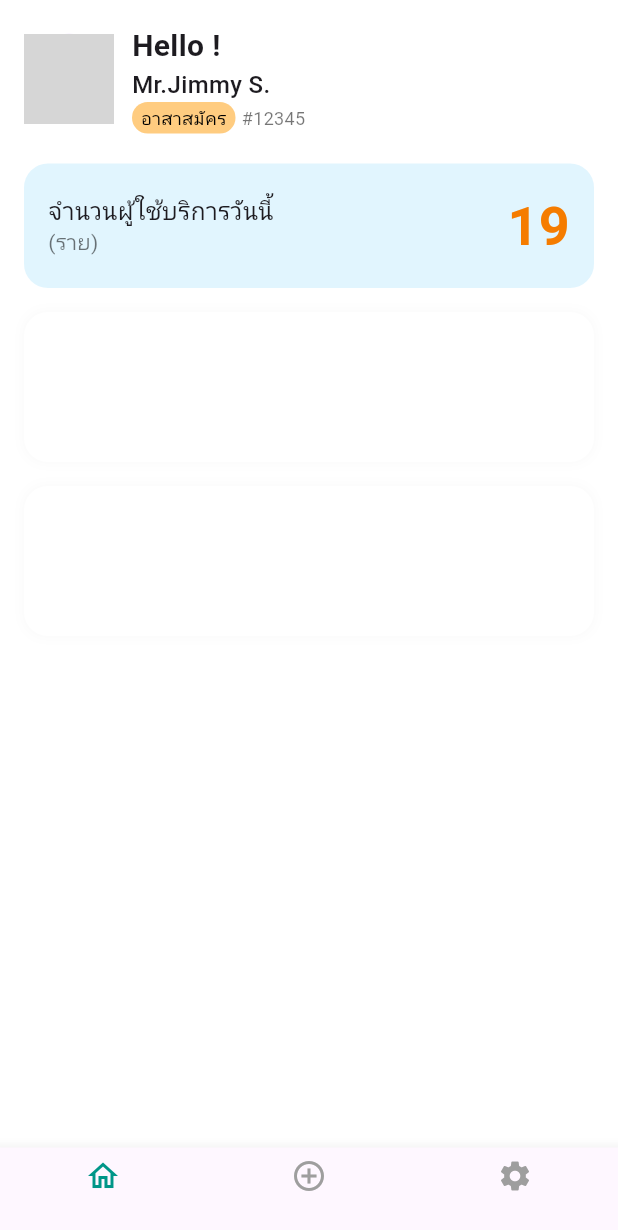
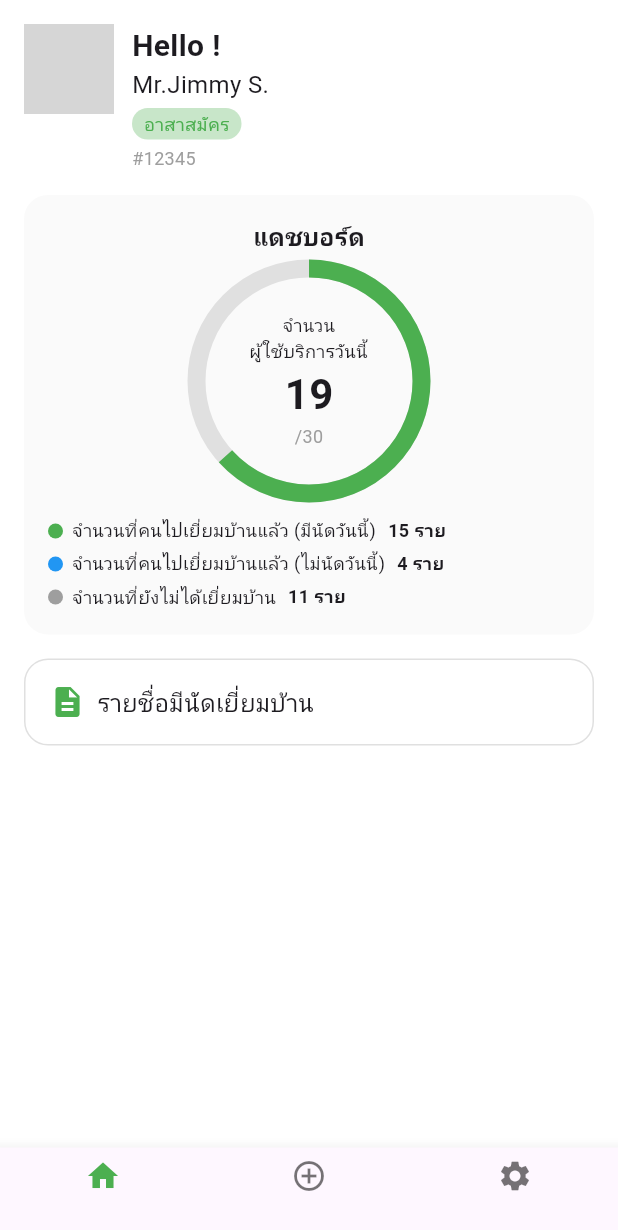
Before and after one commit to KookKookKool/smarttelemed-v4, a Flutter app: the DashboardScreen screen opened by its route, on a phone screen of 412 x 824 dp. Shown: the top 1230 px of the screen. Run offline on Flutter 3.47's test engine with Material 3 defaults, Android fonts, the phone set to English and light mode, and no system bars; grey boxes are pictures that could not be loaded.

Commit message:
feat: update flie device_screen create new flie idcard_insertscreen, idcard_loader, dashboard_screen

```diff
--- a/lib/core/idcard/idcard_insertscreen.dart
+++ b/lib/core/idcard/idcard_insertscreen.dart
@@ -63,7 +63,7 @@ class IdCardInsertScreen extends StatelessWidget {
 
             // บัตรประชาชน (หมุน 90 องศา)
             Transform.rotate(
-              angle: -90 * 3.1415926535 / 180, // หมุนเป็นเรเดียน
+              angle: 0 * 3.1415926535 / 180, // หมุนเป็นเรเดียน
               child: Image.asset(
                 'assets/card.png', // เพิ่มภาพบัตรใน assets
                 height: 150,
--- a/lib/core/idcard/idcard_loader.dart
+++ b/lib/core/idcard/idcard_loader.dart
@@ -80,7 +80,7 @@ class _IdCardLoaderState extends State<IdCardLoader> {
 
             // บัตรประชาชน (หมุน 90 องศา)
             Transform.rotate(
-              angle: -90 * 3.1415926535 / 180, // หมุนเป็นเรเดียน
+              angle: 0 * 3.1415926535 / 180, // หมุนเป็นเรเดียน
               child: Image.asset(
                 'assets/card.png', // เพิ่มภาพบัตรใน assets
                 height: 150,
--- a/lib/core/vhv/dashboard_screen.dart
+++ b/lib/core/vhv/dashboard_screen.dart
@@ -7,161 +7,210 @@ class DashboardScreen extends StatelessWidget {
   Widget build(BuildContext context) {
     return Scaffold(
       backgroundColor: Colors.white,
-      bottomNavigationBar: BottomNavigationBar(
-        currentIndex: 0,
-        onTap: (index) {},
-        items: const [
-          BottomNavigationBarItem(
-            icon: Icon(Icons.home_outlined, color: Colors.teal),
-            label: '',
-          ),
-          BottomNavigationBarItem(
-            icon: Icon(Icons.add_circle_outline, color: Colors.grey),
-            label: '',
-          ),
-          BottomNavigationBarItem(
-            icon: Icon(Icons.settings, color: Colors.grey),
-            label: '',
-          ),
-        ],
-      ),
       body: SafeArea(
-        child: Padding(
-          padding: const EdgeInsets.symmetric(horizontal: 16, vertical: 16),
         child: Column(
+          children: [
+            // ส่วนหัวโปรไฟล์
+            Padding(
+              padding: const EdgeInsets.all(16.0),
+              child: Row(
                 crossAxisAlignment: CrossAxisAlignment.start,
                 children: [
-              // โปรไฟล์และข้อมูลผู้ใช้
-              Row(
-                crossAxisAlignment: CrossAxisAlignment.center,
-                children: [
                   // รูปโปรไฟล์
-                  const CircleAvatar(
+                  CircleAvatar(
                     radius: 30,
-                    backgroundImage: AssetImage('assets/profile.jpg'), // ใส่รูปโปรไฟล์ใน assets
+                    backgroundImage: AssetImage('assets/profile.jpg'),
                   ),
                   const SizedBox(width: 12),
-
-                  // ข้อมูลผู้ใช้
+                  // ข้อความ
                   Column(
                     crossAxisAlignment: CrossAxisAlignment.start,
                     children: [
                       const Text(
-                        'Hello !',
-                        style: TextStyle(
-                          fontSize: 20,
-                          fontWeight: FontWeight.bold,
+                        "Hello !",
+                        style: TextStyle(fontSize: 20, fontWeight: FontWeight.bold),
+                      ),
+                      const Text(
+                        "Mr.Jimmy S.",
+                        style: TextStyle(fontSize: 16),
+                      ),
+                      Container(
+                        margin: const EdgeInsets.symmetric(vertical: 4),
+                        padding: const EdgeInsets.symmetric(horizontal: 8, vertical: 2),
+                        decoration: BoxDecoration(
+                          color: Colors.green.shade100,
+                          borderRadius: BorderRadius.circular(12),
+                        ),
+                        child: const Text(
+                          "อาสาสมัคร",
+                          style: TextStyle(fontSize: 12, color: Colors.green),
                         ),
                       ),
                       const Text(
-                        'Mr.Jimmy S.',
-                        style: TextStyle(
-                          fontSize: 16,
-                          fontWeight: FontWeight.w500,
-                        ),
-                      ),
-                      Row(
-                        children: [
-                          Container(
-                            padding: const EdgeInsets.symmetric(horizontal: 6, vertical: 2),
-                            decoration: BoxDecoration(
-                              color: Colors.orange[200],
-                              borderRadius: BorderRadius.circular(12),
-                            ),
-                            child: const Text(
-                              'อาสาสมัคร',
-                              style: TextStyle(
-                                fontSize: 12,
-                                color: Colors.black,
-                              ),
-                            ),
-                          ),
-                          const SizedBox(width: 4),
-                          const Text(
-                            '#12345',
-                            style: TextStyle(
-                              fontSize: 12,
-                              color: Colors.black54,
-                            ),
+                        "#12345",
+                        style: TextStyle(fontSize: 12, color: Colors.grey),
                       ),
                     ],
                   ),
                 ],
               ),
-                ],
             ),
-              const SizedBox(height: 20),
 
-              // การ์ดจำนวนผู้ใช้บริการ
+            // การ์ดแดชบอร์ด
             Container(
+              margin: const EdgeInsets.symmetric(horizontal: 16),
               padding: const EdgeInsets.all(16),
               decoration: BoxDecoration(
-                  color: Colors.lightBlue[50],
+                color: Colors.grey.shade50,
                 borderRadius: BorderRadius.circular(16),
               ),
-                child: Row(
-                  mainAxisAlignment: MainAxisAlignment.spaceBetween,
+              child: Column(
                 children: [
-                    const Column(
-                      crossAxisAlignment: CrossAxisAlignment.start,
+                  const Text(
+                    "แดชบอร์ด",
+                    style: TextStyle(fontSize: 16, fontWeight: FontWeight.bold),
+                  ),
+                  const SizedBox(height: 10),
+                  // วงกลมสถิติ
+                  SizedBox(
+                    height: 150,
+                    width: 150,
+                    child: Stack(
+                      fit: StackFit.expand,
                       children: [
+                        CircularProgressIndicator(
+                          value: 19 / 30,
+                          strokeWidth: 12,
+                          backgroundColor: Colors.grey.shade300,
+                          valueColor: AlwaysStoppedAnimation(Colors.green),
+                        ),
+                        Center(
+                          child: Column(
+                            mainAxisAlignment: MainAxisAlignment.center,
+                            children: const [
                               Text(
-                          'จำนวนผู้ใช้บริการวันนี้',
-                          style: TextStyle(fontSize: 16, fontWeight: FontWeight.w500),
+                                "จำนวน\nผู้ใช้บริการวันนี้",
+                                textAlign: TextAlign.center,
+                                style: TextStyle(fontSize: 12),
                               ),
                               Text(
-                          '(ราย)',
-                          style: TextStyle(fontSize: 14, color: Colors.black54),
+                                "19",
+                                style: TextStyle(fontSize: 28, fontWeight: FontWeight.bold),
+                              ),
+                              Text(
+                                "/30",
+                                style: TextStyle(fontSize: 12, color: Colors.grey),
                               ),
                             ],
                           ),
-                    Text(
-                      '19',
-                      style: TextStyle(
-                        fontSize: 36,
-                        fontWeight: FontWeight.bold,
-                        color: Colors.orange[700],
-                      ),
-                    ),
+                        )
                       ],
                     ),
                   ),
                   const SizedBox(height: 16),
 
-              // การ์ดว่าง 2 ช่อง
-              Container(
-                height: 100,
-                decoration: BoxDecoration(
-                  color: Colors.white,
-                  borderRadius: BorderRadius.circular(16),
-                  boxShadow: [
-                    BoxShadow(
-                      color: Colors.grey.withOpacity(0.05),
-                      spreadRadius: 1,
-                      blurRadius: 5,
+                  // รายละเอียดตัวเลข
+                  Row(
+                    mainAxisAlignment: MainAxisAlignment.spaceBetween,
+                    children: const [
+                      _LegendItem(color: Colors.green, text: "จำนวนที่คนไปเยี่ยมบ้านแล้ว (มีนัดวันนี้)", value: "15 ราย"),
+                    ],
+                  ),
+                  const SizedBox(height: 4),
+                  Row(
+                    mainAxisAlignment: MainAxisAlignment.spaceBetween,
+                    children: const [
+                      _LegendItem(color: Colors.blue, text: "จำนวนที่คนไปเยี่ยมบ้านแล้ว (ไม่นัดวันนี้)", value: "4 ราย"),
+                    ],
+                  ),
+                  const SizedBox(height: 4),
+                  Row(
+                    mainAxisAlignment: MainAxisAlignment.spaceBetween,
+                    children: const [
+                      _LegendItem(color: Colors.grey, text: "จำนวนที่ยังไม่ได้เยี่ยมบ้าน", value: "11 ราย"),
+                    ],
                   ),
                 ],
               ),
             ),
+
             const SizedBox(height: 16),
+
+            // ปุ่ม รายชื่อ
             Container(
-                height: 100,
+              margin: const EdgeInsets.symmetric(horizontal: 16),
+              padding: const EdgeInsets.all(16),
               decoration: BoxDecoration(
-                  color: Colors.white,
                 borderRadius: BorderRadius.circular(16),
-                  boxShadow: [
-                    BoxShadow(
-                      color: Colors.grey.withOpacity(0.05),
-                      spreadRadius: 1,
-                      blurRadius: 5,
+                border: Border.all(color: Colors.grey.shade300),
+              ),
+              child: Row(
+                children: const [
+                  Icon(Icons.description, color: Colors.green),
+                  SizedBox(width: 8),
+                  Text(
+                    "รายชื่อมีนัดเยี่ยมบ้าน",
+                    style: TextStyle(fontSize: 16),
                   ),
                 ],
               ),
             ),
+
+            const Spacer(),
+
+            // Bottom Navigation
+            BottomNavigationBar(
+              currentIndex: 0,
+              selectedItemColor: Colors.green,
+              items: const [
+                BottomNavigationBarItem(
+                  icon: Icon(Icons.home),
+                  label: '',
+                ),
+                BottomNavigationBarItem(
+                  icon: Icon(Icons.add_circle_outline),
+                  label: '',
+                ),
+                BottomNavigationBarItem(
+                  icon: Icon(Icons.settings),
+                  label: '',
+                ),
               ],
             ),
+          ],
         ),
       ),
     );
   }
 }
+
+// Widget สำหรับแสดง legend
+class _LegendItem extends StatelessWidget {
+  final Color color;
+  final String text;
+  final String value;
+
+  const _LegendItem({
+    Key? key,
+    required this.color,
+    required this.text,
+    required this.value,
+  }) : super(key: key);
+
+  @override
+  Widget build(BuildContext context) {
+    return Row(
+      children: [
+        Container(
+          width: 10,
+          height: 10,
+          decoration: BoxDecoration(color: color, shape: BoxShape.circle),
+        ),
+        const SizedBox(width: 6),
+        Text(text, style: const TextStyle(fontSize: 12)),
+        const SizedBox(width: 8),
+        Text(value, style: const TextStyle(fontSize: 12, fontWeight: FontWeight.bold)),
+      ],
+    );
+  }
+}
--- a/lib/core/vhv/device_screen.dart
+++ b/lib/core/vhv/device_screen.dart
@@ -12,7 +12,7 @@ class DeviceScreen extends StatelessWidget {
   Widget build(BuildContext context) {
     return CircleBackground(
       child: Scaffold(
-        backgroundColor: Colors.transparent,
+        backgroundColor: const Color.fromARGB(0, 255, 255, 255),
         body: Padding(
           padding: const EdgeInsets.all(16.0),
           child: Column(
--- a/pubspec.yaml
+++ b/pubspec.yaml
@@ -61,6 +61,7 @@ flutter:
   assets:
     - assets/logo.png
     - assets/wth.png
+    - assets/card.png
 
   # An image asset can refer to one or more resolution-specific "variants", see
   # https://flutter.dev/to/resolution-aware-images
```
Lines whose indentation alone changed are shown as unchanged.
